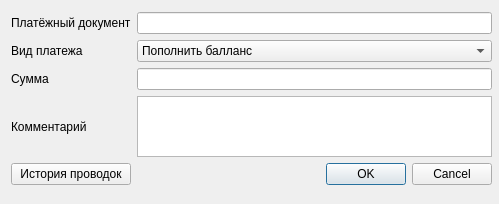
First picture: the form in mdi/transation_edit.ui, repository brat002/ExpertBilling, before the edit.
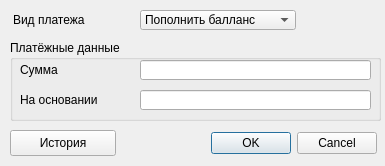
Second picture: the form after the edit.

Commit message: Поправил диалог создания проводки

The edit to the form file:
```diff
--- a/mdi/transation_edit.ui
+++ b/mdi/transation_edit.ui
@@ -5,87 +5,110 @@
    <rect>
     <x>0</x>
     <y>0</y>
-    <width>499</width>
-    <height>204</height>
+    <width>385</width>
+    <height>166</height>
    </rect>
   </property>
   <property name="windowTitle" >
    <string>Новая проводка для Dolphink</string>
   </property>
-  <widget class="QWidget" name="" >
+  <widget class="QGroupBox" name="groupBox" >
    <property name="geometry" >
     <rect>
-     <x>11</x>
-     <y>12</y>
-     <width>481</width>
-     <height>173</height>
+     <x>10</x>
+     <y>40</y>
+     <width>371</width>
+     <height>81</height>
     </rect>
    </property>
-   <layout class="QGridLayout" >
-    <item row="0" column="0" >
-     <widget class="QLabel" name="payed_document_label" >
+   <property name="title" >
+    <string>Платёжные данные</string>
+   </property>
+   <widget class="QLineEdit" name="summ_edit" >
+    <property name="geometry" >
+     <rect>
+      <x>130</x>
+      <y>20</y>
+      <width>231</width>
+      <height>20</height>
+     </rect>
+    </property>
+   </widget>
+   <widget class="QLabel" name="summ_label" >
+    <property name="geometry" >
+     <rect>
+      <x>10</x>
+      <y>20</y>
+      <width>111</width>
+      <height>20</height>
+     </rect>
+    </property>
       <property name="text" >
-       <string>Платёжный документ</string>
-      </property>
-     </widget>
-    </item>
-    <item row="0" column="1" >
+     <string>Сумма</string>
+    </property>
+   </widget>
      <widget class="QLineEdit" name="payed_document_edit" >
+    <property name="geometry" >
+     <rect>
+      <x>130</x>
+      <y>50</y>
+      <width>231</width>
+      <height>20</height>
+     </rect>
+    </property>
       <property name="frame" >
        <bool>true</bool>
       </property>
      </widget>
-    </item>
-    <item row="1" column="0" >
+   <widget class="QLabel" name="payed_document_label" >
+    <property name="geometry" >
+     <rect>
+      <x>10</x>
+      <y>50</y>
+      <width>115</width>
+      <height>20</height>
+     </rect>
+    </property>
+    <property name="text" >
+     <string>На основании</string>
+    </property>
+   </widget>
+  </widget>
      <widget class="QLabel" name="pay_type_label" >
+   <property name="geometry" >
+    <rect>
+     <x>13</x>
+     <y>10</y>
+     <width>111</width>
+     <height>20</height>
+    </rect>
+   </property>
       <property name="text" >
        <string>Вид платежа</string>
       </property>
      </widget>
-    </item>
-    <item row="1" column="1" >
-     <widget class="QComboBox" name="payed_type_edit" >
-      <item>
-       <property name="text" >
-        <string>Пополнить балланс</string>
-       </property>
-      </item>
-      <item>
-       <property name="text" >
-        <string>Списать с балланса</string>
-       </property>
-      </item>
-     </widget>
-    </item>
-    <item row="2" column="0" >
-     <widget class="QLabel" name="summ_label" >
-      <property name="text" >
-       <string>Сумма</string>
-      </property>
-     </widget>
-    </item>
-    <item row="2" column="1" >
-     <widget class="QLineEdit" name="summ_edit" />
-    </item>
-    <item row="3" column="0" >
-     <widget class="QLabel" name="comment_label" >
-      <property name="text" >
-       <string>Комментарий</string>
-      </property>
-     </widget>
-    </item>
-    <item row="3" column="1" >
-     <widget class="QTextEdit" name="comment_edit" />
-    </item>
-    <item row="4" column="0" >
      <widget class="QPushButton" name="transactions_pushButton" >
+   <property name="geometry" >
+    <rect>
+     <x>10</x>
+     <y>130</y>
+     <width>106</width>
+     <height>26</height>
+    </rect>
+   </property>
       <property name="text" >
-       <string>История проводок</string>
-      </property>
-     </widget>
-    </item>
-    <item row="4" column="1" >
+    <string>История</string>
+   </property>
+  </widget>
      <widget class="QDialogButtonBox" name="buttonBox" >
+   <property name="geometry" >
+    <rect>
+     <x>210</x>
+     <y>130</y>
+     <width>167</width>
+     <height>26</height>
+    </rect>
+   </property>
       <property name="orientation" >
        <enum>Qt::Horizontal</enum>
       </property>
@@ -93,8 +116,25 @@
        <set>QDialogButtonBox::Cancel|QDialogButtonBox::NoButton|QDialogButtonBox::Ok</set>
       </property>
      </widget>
-    </item>
-   </layout>
+  <widget class="QComboBox" name="payed_type_edit" >
+   <property name="geometry" >
+    <rect>
+     <x>140</x>
+     <y>10</y>
+     <width>156</width>
+     <height>20</height>
+    </rect>
+   </property>
+   <item>
+    <property name="text" >
+     <string>Пополнить балланс</string>
+    </property>
+   </item>
+   <item>
+    <property name="text" >
+     <string>Списать с балланса</string>
+    </property>
+   </item>
   </widget>
  </widget>
  <resources/>
```
Lines whose indentation alone changed are shown as unchanged.
